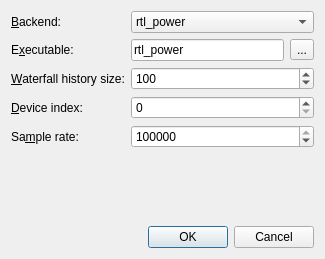
First picture: the form in qspectrumanalyzer/qspectrumanalyzer_settings.ui, repository xmikos/qspectrumanalyzer, before the edit.
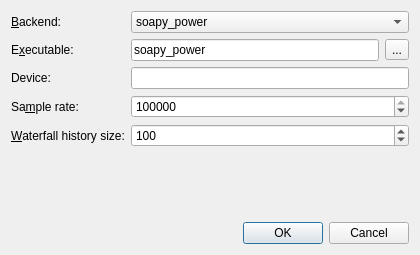
Second picture: the form after the edit.

Commit message: Add preliminary support for soapy_power and rx_power

The edit to the form file:
```diff
--- a/qspectrumanalyzer/qspectrumanalyzer_settings.ui
+++ b/qspectrumanalyzer/qspectrumanalyzer_settings.ui
@@ -6,8 +6,8 @@
    <rect>
     <x>0</x>
     <y>0</y>
-    <width>325</width>
-    <height>259</height>
+    <width>420</width>
+    <height>255</height>
    </rect>
   </property>
   <property name="windowTitle">
@@ -30,7 +30,12 @@
       <widget class="QComboBox" name="backendComboBox">
        <item>
         <property name="text">
-         <string>rtl_power</string>
+         <string>soapy_power</string>
+        </property>
+       </item>
+       <item>
+        <property name="text">
+         <string>rx_power</string>
         </property>
        </item>
        <item>
@@ -55,7 +60,7 @@
        <item>
         <widget class="QLineEdit" name="executableEdit">
          <property name="text">
-          <string>rtl_power</string>
+          <string>soapy_power</string>
          </property>
         </widget>
        </item>
@@ -69,9 +74,9 @@
       </layout>
      </item>
      <item row="2" column="0">
-      <widget class="QLabel" name="label_2">
+      <widget class="QLabel" name="label_5">
        <property name="text">
-        <string>&amp;Waterfall history size:</string>
+        <string>Device:</string>
        </property>
        <property name="buddy">
         <cstring>waterfallHistorySizeSpinBox</cstring>
@@ -79,42 +84,9 @@
       </widget>
      </item>
      <item row="2" column="1">
-      <widget class="QSpinBox" name="waterfallHistorySizeSpinBox">
-       <property name="minimum">
-        <number>1</number>
-       </property>
-       <property name="maximum">
-        <number>10000000</number>
-       </property>
-       <property name="value">
-        <number>100</number>
-       </property>
-      </widget>
+      <widget class="QLineEdit" name="deviceEdit"/>
      </item>
      <item row="3" column="0">
-      <widget class="QLabel" name="label_5">
-       <property name="text">
-        <string>&amp;Device index:</string>
-       </property>
-       <property name="buddy">
-        <cstring>deviceIndexSpinBox</cstring>
-       </property>
-      </widget>
-     </item>
-     <item row="3" column="1">
-      <widget class="QSpinBox" name="deviceIndexSpinBox">
-       <property name="minimum">
-        <number>0</number>
-       </property>
-       <property name="maximum">
-        <number>99</number>
-       </property>
-       <property name="value">
-        <number>0</number>
-       </property>
-      </widget>
-     </item>
-     <item row="4" column="0">
       <widget class="QLabel" name="label_4">
        <property name="text">
         <string>Sa&amp;mple rate:</string>
@@ -124,7 +96,7 @@
        </property>
       </widget>
      </item>
-     <item row="4" column="1">
+     <item row="3" column="1">
       <widget class="QSpinBox" name="sampleRateSpinBox">
        <property name="minimum">
         <number>0</number>
@@ -140,6 +112,29 @@
        </property>
       </widget>
      </item>
+     <item row="4" column="0">
+      <widget class="QLabel" name="label_2">
+       <property name="text">
+        <string>&amp;Waterfall history size:</string>
+       </property>
+       <property name="buddy">
+        <cstring>waterfallHistorySizeSpinBox</cstring>
+       </property>
+      </widget>
+     </item>
+     <item row="4" column="1">
+      <widget class="QSpinBox" name="waterfallHistorySizeSpinBox">
+       <property name="minimum">
+        <number>1</number>
+       </property>
+       <property name="maximum">
+        <number>10000000</number>
+       </property>
+       <property name="value">
+        <number>100</number>
+       </property>
+      </widget>
+     </item>
     </layout>
    </item>
    <item>
```
Left out of the diff: 19 changed lines with no effect on the pictures. The commit also changes 9 other files.
